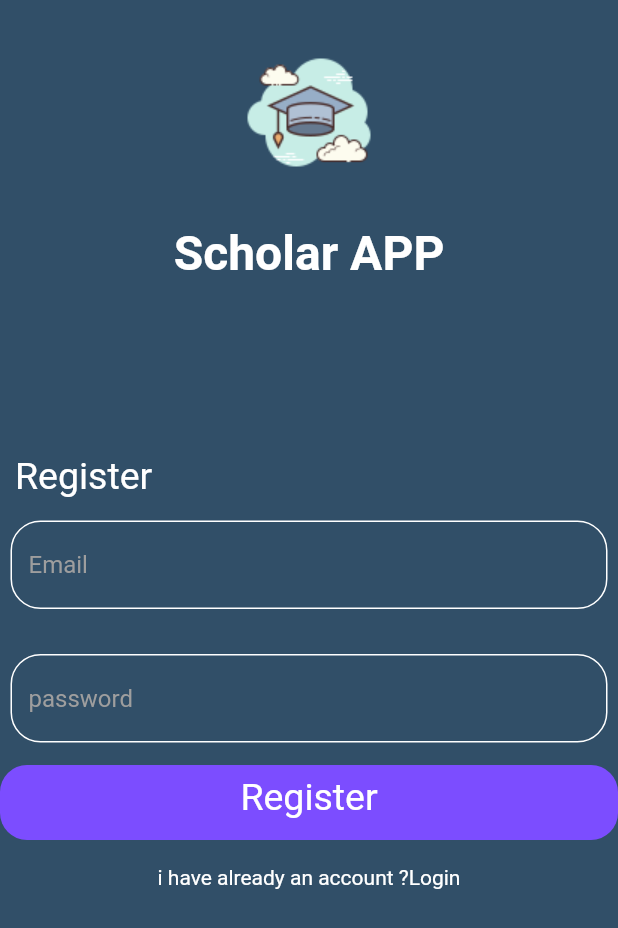
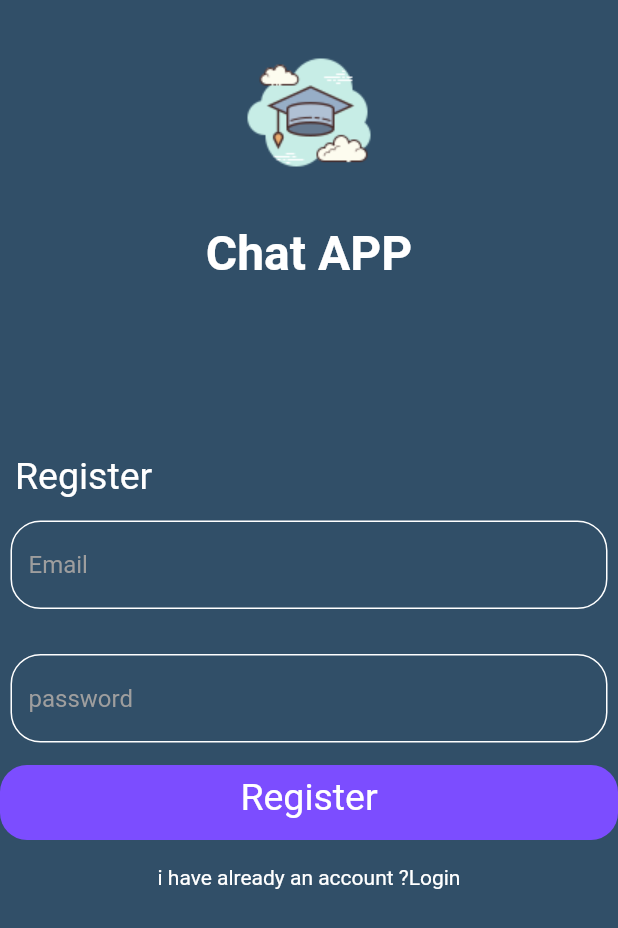
Before and after one commit to devmoekamel/Chat-app, a Flutter app: the Registerpage screen opened by its route, on a phone screen of 412 x 824 dp. Shown: the top 928 px of the screen. Run offline on Flutter 3.47's test engine with Material 2 defaults, Android fonts, the phone set to English and light mode, and no system bars; drawn by our look-alikes of modal_progress_hud_nsn; our stand-ins replace bloc, cloud_firestore, firebase_auth, firebase_core, flutter_bloc; accounts and stored records are empty.

Commit message:
Update register_page.dart

```diff
--- a/lib/pages/register_page.dart
+++ b/lib/pages/register_page.dart
@@ -48,7 +48,7 @@ class Registerpage extends StatelessWidget {
                   mainAxisAlignment: MainAxisAlignment.center,
                   children: [
                     Text(
-                      "Scholar APP",
+                      "Chat APP",
                       style: TextStyle(
                           fontSize: 32,
                           fontWeight: FontWeight.bold,
```
